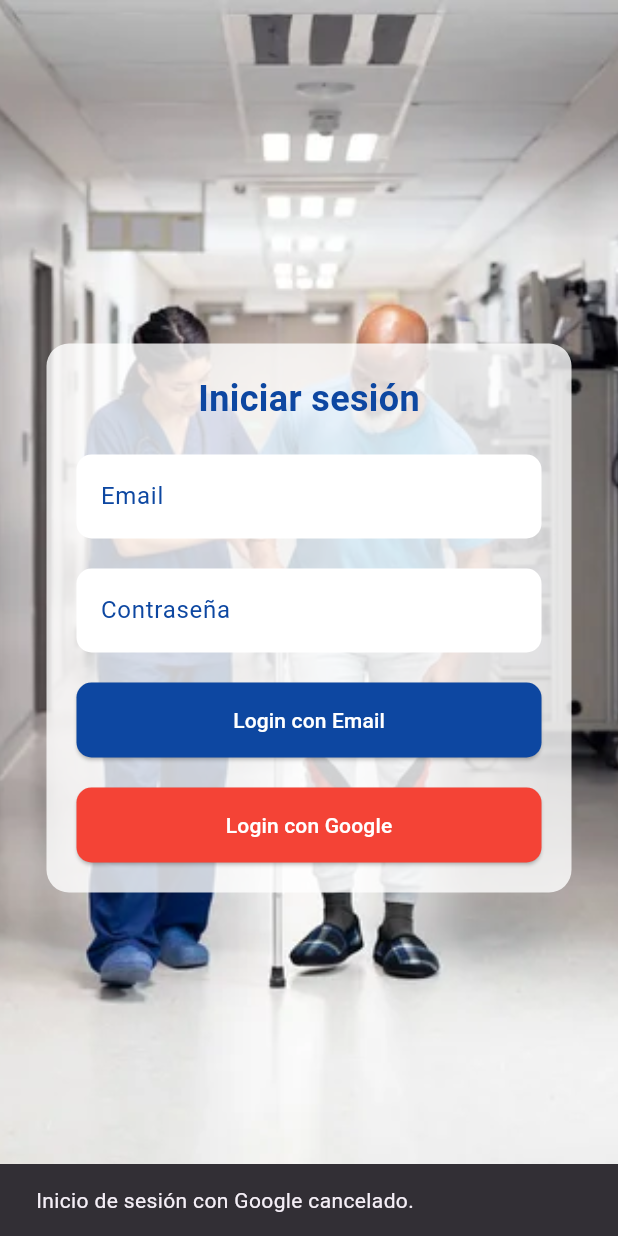
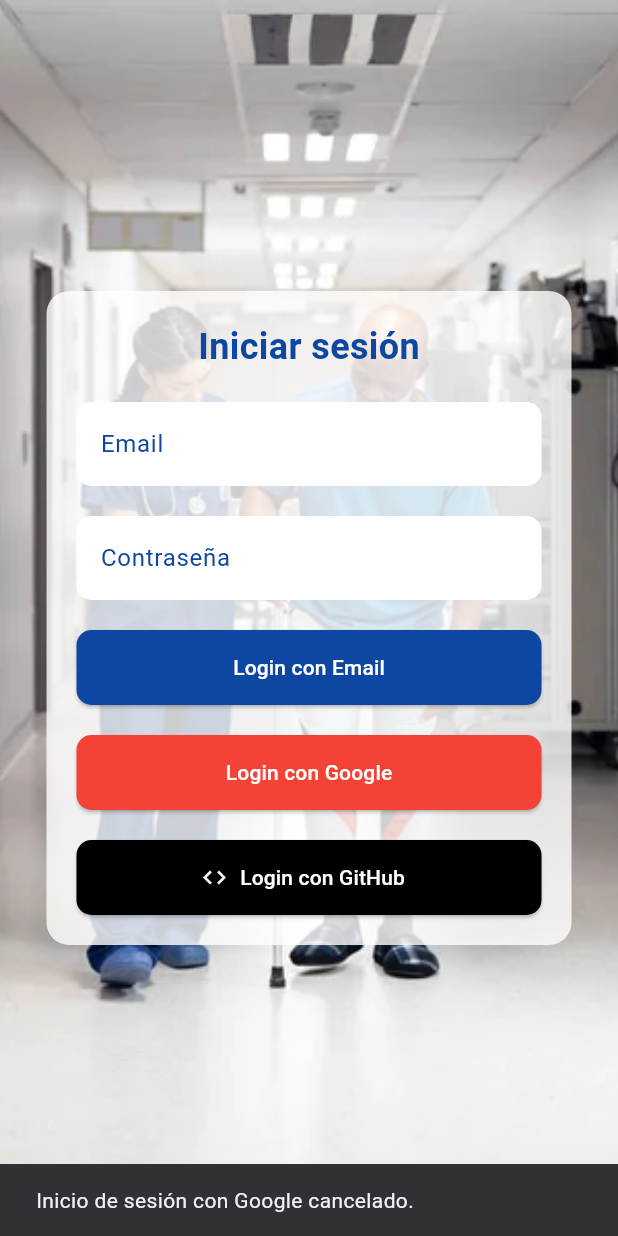
Before and after one commit to RommGG/Proyecto_Desarrollo_Movil_10, a Flutter app: the screen it shows after launch, after a tap on "Login con Google", on a phone screen of 412 x 824 dp. Run offline on Flutter 3.47's test engine with Material 3 defaults, Android fonts, the phone set to English and light mode, and no system bars; our stand-ins replace cloud_firestore, firebase_auth, firebase_core, fl_chart, google_sign_in; accounts and stored records are empty.

```diff
--- a/Pediatria/pediatria_app_movil/lib/screens/login_screen.dart
+++ b/Pediatria/pediatria_app_movil/lib/screens/login_screen.dart
@@ -6,10 +6,79 @@ class LoginScreen extends StatelessWidget {
   final TextEditingController emailController = TextEditingController();
   final TextEditingController passwordController = TextEditingController();
 
+  // Método para iniciar sesión con GitHub
+  Future<void> signInWithGitHub(BuildContext context) async {
+    try {
+      // Define el proveedor de GitHub
+      final GithubAuthProvider githubProvider = GithubAuthProvider();
+
+      // Intenta iniciar sesión con GitHub
+      UserCredential userCredential =
+          await FirebaseAuth.instance.signInWithProvider(githubProvider);
+
+      ScaffoldMessenger.of(context).showSnackBar(
+        SnackBar(content: Text('Inicio de sesión con GitHub exitoso.')),
+      );
+    } on FirebaseAuthException catch (e) {
+      if (e.code == 'account-exists-with-different-credential') {
+        // El correo ya existe con un proveedor diferente
+        String email = e.email!; // Correo asociado al error
+        AuthCredential? pendingCredential =
+            e.credential; // Credencial de GitHub
+
+        // Obtén los métodos de inicio de sesión asociados al correo
+        List<String> signInMethods =
+            await FirebaseAuth.instance.fetchSignInMethodsForEmail(email);
+
+        if (signInMethods.contains('google.com')) {
+          // Si el proveedor es Google, pide al usuario que inicie sesión con Google
+          final GoogleSignInAccount? googleUser = await GoogleSignIn().signIn();
+          if (googleUser == null) {
+            ScaffoldMessenger.of(context).showSnackBar(
+              SnackBar(content: Text('Inicio de sesión con Google cancelado.')),
+            );
+            return;
+          }
+          final GoogleSignInAuthentication googleAuth =
+              await googleUser.authentication;
+
+          // Credencial de Google
+          final googleCredential = GoogleAuthProvider.credential(
+            accessToken: googleAuth.accessToken,
+            idToken: googleAuth.idToken,
+          );
+
+          // Inicia sesión con Google y vincula la credencial pendiente
+          UserCredential googleUserCredential = await FirebaseAuth.instance
+              .signInWithCredential(googleCredential);
+
+          await googleUserCredential.user!
+              .linkWithCredential(pendingCredential!);
+
+          ScaffoldMessenger.of(context).showSnackBar(
+            SnackBar(
+                content: Text(
+                    'Cuenta vinculada correctamente con GitHub y Google.')),
+          );
+        } else {
+          // Agrega soporte para otros proveedores si es necesario
+          ScaffoldMessenger.of(context).showSnackBar(
+            SnackBar(
+                content: Text(
+                    'El correo ya está asociado a otro proveedor: $signInMethods')),
+          );
+        }
+      } else {
+        ScaffoldMessenger.of(context).showSnackBar(
+          SnackBar(content: Text('Error al iniciar sesión con GitHub: $e')),
+        );
+      }
+    }
+  }
+
   // Método para iniciar sesión con Google
   Future<void> signInWithGoogle(BuildContext context) async {
     try {
-      // Inicia sesión con Google
       final GoogleSignInAccount? googleUser = await GoogleSignIn().signIn();
       if (googleUser == null) {
         ScaffoldMessenger.of(context).showSnackBar(
@@ -17,25 +86,19 @@ class LoginScreen extends StatelessWidget {
         );
         return;
       }
-      //obtiene las credenciales de autenticación del usuario que se ha autenticado a través de Google.
       final GoogleSignInAuthentication googleAuth =
-          await googleUser.authentication; //
-      //se crean las credenciales necesarias para Firebase
-      //Authentication utilizando el proveedor de Google (GoogleAuthProvider).
+          await googleUser.authentication;
       final credential = GoogleAuthProvider.credential(
         accessToken: googleAuth.accessToken,
         idToken: googleAuth.idToken,
       );
-
-      // Usa el token de Google para iniciar sesión en Firebase
       await FirebaseAuth.instance.signInWithCredential(credential);
-      //Mensaje de aceso
       ScaffoldMessenger.of(context).showSnackBar(
         SnackBar(content: Text('Inicio de sesión con Google exitoso.')),
       );
     } catch (e) {
       ScaffoldMessenger.of(context).showSnackBar(
-        SnackBar(content: Text('Error al iniciar sesión con Google: $e')), //mensaje de error
+        SnackBar(content: Text('Error al iniciar sesión con Google: $e')),
       );
     }
   }
@@ -43,39 +106,34 @@ class LoginScreen extends StatelessWidget {
   @override
   Widget build(BuildContext context) {
     return Scaffold(
-      // Fondo de la imagen
       body: Stack(
         children: [
-          // Imagen de fondo
           Positioned.fill(
             child: Image.asset(
-              'lib/assets/images/fondo_doc.jpg', // Asegúrate de tener esta imagen
+              'lib/assets/images/fondo_doc.jpg',
               fit: BoxFit.cover,
             ),
           ),
-          // Contenedor de los campos de login con fondo transparente
           Center(
             child: Container(
               width: 350,
               padding: EdgeInsets.all(20),
               decoration: BoxDecoration(
-                color: Colors.white.withOpacity(0.8), // Fondo blanco con transparencia
+                color: Colors.white.withOpacity(0.8),
                 borderRadius: BorderRadius.circular(15),
               ),
               child: Column(
                 mainAxisSize: MainAxisSize.min,
                 children: [
-                  // Título
                   Text(
                     'Iniciar sesión',
                     style: TextStyle(
                       fontSize: 24,
                       fontWeight: FontWeight.bold,
-                      color: const Color(0xFF0D47A1), // Color destacado
+                      color: const Color(0xFF0D47A1),
                     ),
                   ),
                   SizedBox(height: 20),
-                  // Campo de email
                   TextField(
                     controller: emailController,
                     decoration: InputDecoration(
@@ -90,7 +148,6 @@ class LoginScreen extends StatelessWidget {
                     ),
                   ),
                   SizedBox(height: 20),
-                  // Campo de contraseña
                   TextField(
                     controller: passwordController,
                     obscureText: true,
@@ -106,12 +163,10 @@ class LoginScreen extends StatelessWidget {
                     ),
                   ),
                   SizedBox(height: 20),
-                  // Botón de login con email
                   ElevatedButton(
                     onPressed: () async {
                       try {
-                        await FirebaseAuth.instance
-                            .signInWithEmailAndPassword(
+                        await FirebaseAuth.instance.signInWithEmailAndPassword(
                           email: emailController.text.trim(),
                           password: passwordController.text.trim(),
                         );
@@ -120,13 +175,15 @@ class LoginScreen extends StatelessWidget {
                         );
                       } catch (e) {
                         ScaffoldMessenger.of(context).showSnackBar(
-                          SnackBar(content: Text('Error al iniciar sesión: $e')),
+                          SnackBar(
+                              content: Text('Error al iniciar sesión: $e')),
                         );
                       }
                     },
                     child: Text('Login con Email'),
                     style: ElevatedButton.styleFrom(
-                      foregroundColor: Colors.white, backgroundColor: Colors.blue[900],
+                      foregroundColor: Colors.white,
+                      backgroundColor: Colors.blue[900],
                       minimumSize: Size(double.infinity, 50),
                       shape: RoundedRectangleBorder(
                         borderRadius: BorderRadius.circular(10),
@@ -134,13 +191,26 @@ class LoginScreen extends StatelessWidget {
                     ),
                   ),
                   SizedBox(height: 20),
-                  // Botón de login con Google
                   ElevatedButton.icon(
                     onPressed: () => signInWithGoogle(context),
-
                     label: Text('Login con Google'),
                     style: ElevatedButton.styleFrom(
-                      foregroundColor: Colors.white, backgroundColor: const Color(0xFFF44336),
+                      foregroundColor: Colors.white,
+                      backgroundColor: const Color(0xFFF44336),
+                      minimumSize: Size(double.infinity, 50),
+                      shape: RoundedRectangleBorder(
+                        borderRadius: BorderRadius.circular(10),
+                      ),
+                    ),
+                  ),
+                  SizedBox(height: 20),
+                  ElevatedButton.icon(
+                    onPressed: () => signInWithGitHub(context),
+                    icon: Icon(Icons.code),
+                    label: Text('Login con GitHub'),
+                    style: ElevatedButton.styleFrom(
+                      foregroundColor: Colors.white,
+                      backgroundColor: Colors.black,
                       minimumSize: Size(double.infinity, 50),
                       shape: RoundedRectangleBorder(
                         borderRadius: BorderRadius.circular(10),
```
Also changed, not shown: 12 other files.
